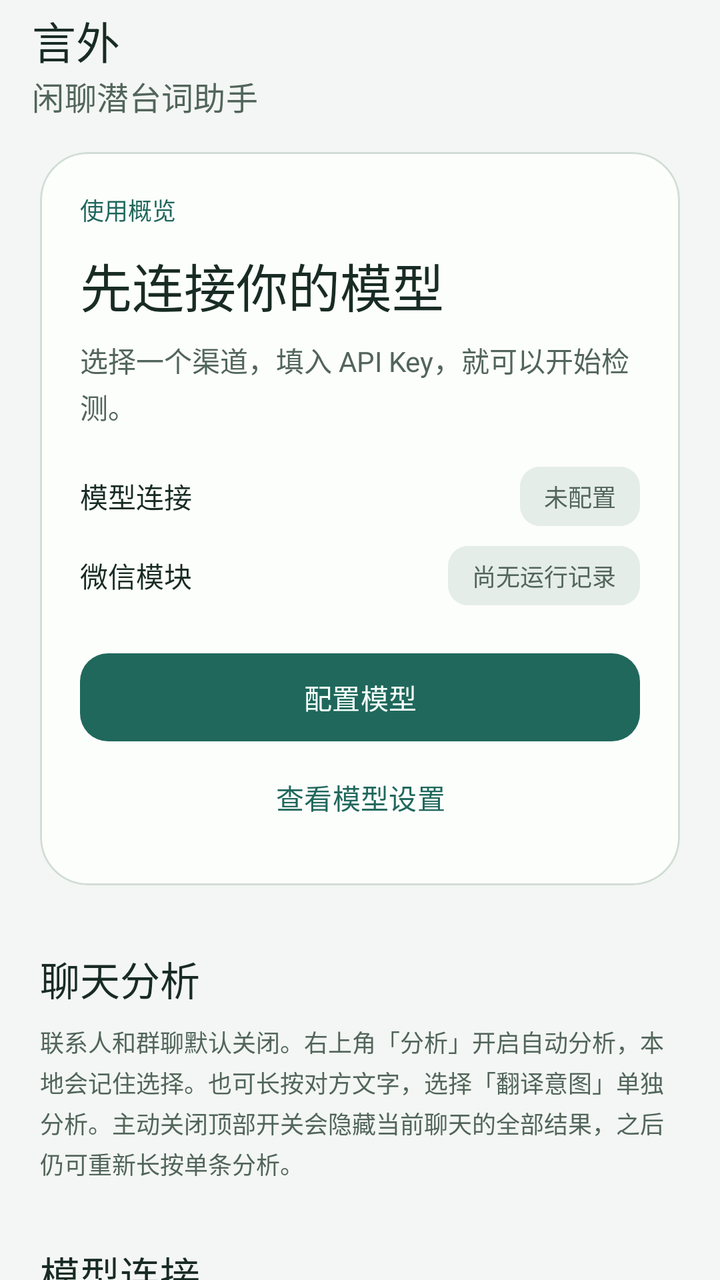
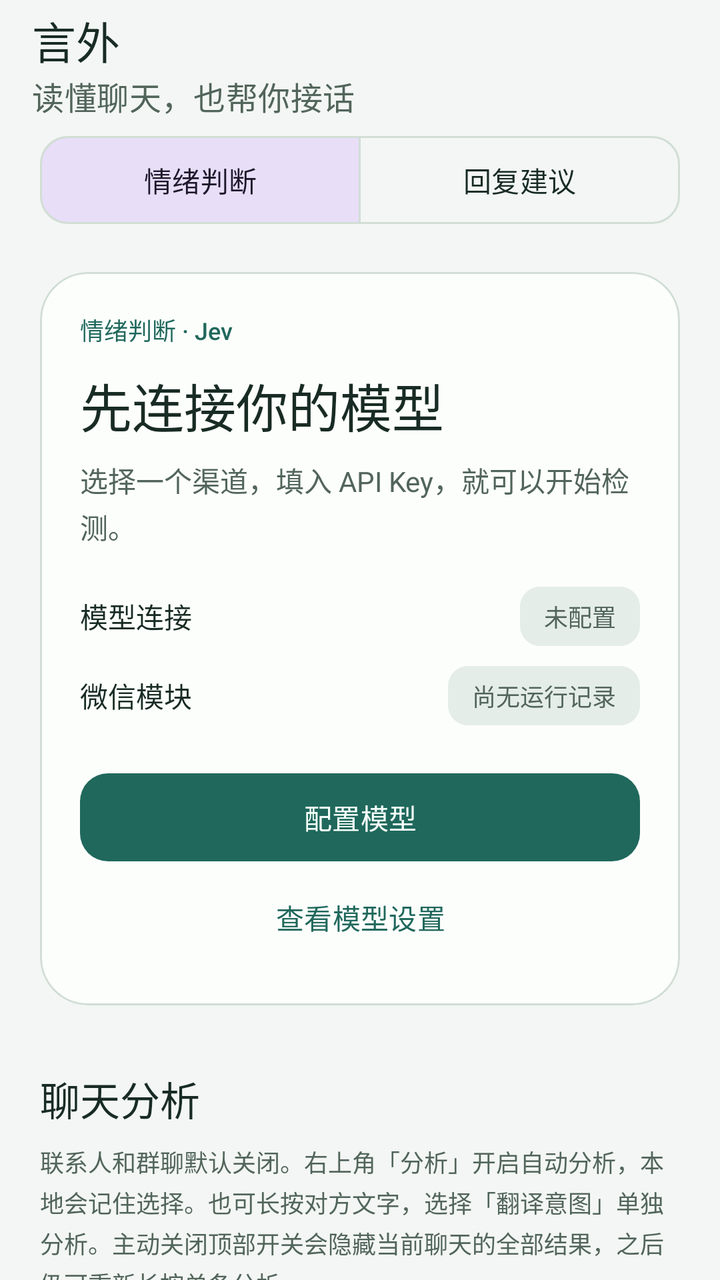

Screens rendered from an Android XML layout before and after an edit, with the pre-edit source and the edit as a unified diff.
<!-- AndroidManifest.xml: application theme Theme.WeChatMood -->
<!-- res/layout/activity_main.xml -->
<?xml version="1.0" encoding="utf-8"?>
<LinearLayout xmlns:android="http://schemas.android.com/apk/res/android" xmlns:app="http://schemas.android.com/apk/res-auto"
    android:layout_width="match_parent" android:layout_height="match_parent"
    android:background="@color/page_background" android:orientation="vertical">
    <com.google.android.material.appbar.MaterialToolbar android:id="@+id/toolbar" android:layout_width="match_parent"
        android:layout_height="wrap_content" android:minHeight="?attr/actionBarSize"
        app:title="@string/app_name" app:subtitle="闲聊潜台词助手" app:titleTextColor="@color/text_primary"
        app:subtitleTextColor="@color/text_secondary" android:background="@color/page_background" />
    <androidx.core.widget.NestedScrollView android:id="@+id/pageScroll"
        android:layout_width="match_parent" android:layout_height="0dp" android:layout_weight="1"
        android:fillViewport="true" android:clipToPadding="false">
        <LinearLayout android:layout_width="match_parent" android:layout_height="wrap_content"
            android:orientation="vertical" android:paddingStart="20dp" android:paddingEnd="20dp"
            android:paddingTop="12dp" android:paddingBottom="32dp">
            <com.google.android.material.card.MaterialCardView android:id="@+id/overviewCard"
                android:layout_width="match_parent" android:layout_height="wrap_content"
                app:cardBackgroundColor="@color/panel_surface" app:cardCornerRadius="24dp"
                app:cardElevation="0dp" app:strokeWidth="1dp" app:strokeColor="@color/outline_subtle">
                <LinearLayout android:layout_width="match_parent" android:layout_height="wrap_content"
                    android:orientation="vertical" android:padding="20dp">
                    <TextView style="@style/Yanwai.Caption" android:text="使用概览"
                        android:textColor="@color/brand_primary" android:fontFamily="sans-serif-medium" />
                    <TextView android:id="@+id/textOverviewTitle" style="@style/Yanwai.Body"
                        android:layout_marginTop="10dp" android:textSize="26sp" android:fontFamily="sans-serif-medium"
                        android:textColor="@color/text_primary" android:accessibilityHeading="true"
                        android:accessibilityLiveRegion="polite" android:text="先连接你的模型" />
                    <TextView android:id="@+id/textOverviewDescription" style="@style/Yanwai.Body"
                        android:layout_marginTop="8dp" android:text="选择一个渠道，填入 API Key，就可以开始检测。" />
                    <LinearLayout android:layout_width="match_parent" android:layout_height="wrap_content"
                        android:orientation="horizontal" android:gravity="center_vertical" android:layout_marginTop="20dp">
                        <TextView style="@style/Yanwai.Body" android:layout_width="0dp" android:layout_weight="1"
                            android:text="模型连接" android:textColor="@color/text_primary" />
                        <TextView android:id="@+id/textModelBadge" style="@style/Yanwai.Badge" android:text="未配置" />
                    </LinearLayout>
                    <LinearLayout android:layout_width="match_parent" android:layout_height="wrap_content"
                        android:orientation="horizontal" android:gravity="center_vertical" android:layout_marginTop="10dp">
                        <TextView style="@style/Yanwai.Body" android:layout_width="0dp" android:layout_weight="1"
                            android:text="微信模块" android:textColor="@color/text_primary" />
                        <TextView android:id="@+id/textHostBadge" style="@style/Yanwai.Badge" android:text="尚无运行记录" />
                    </LinearLayout>
                    <com.google.android.material.button.MaterialButton android:id="@+id/buttonNextStep"
                        style="@style/Yanwai.Button" android:layout_marginTop="20dp" android:text="配置模型" />
                    <com.google.android.material.button.MaterialButton android:id="@+id/buttonJumpModel"
                        style="@style/Yanwai.Button.Text" android:text="查看模型设置" />
                </LinearLayout>
            </com.google.android.material.card.MaterialCardView>

            <TextView style="@style/Yanwai.Section" android:text="聊天分析" />
            <TextView style="@style/Yanwai.Caption"
                android:text="联系人和群聊默认关闭。右上角「分析」开启自动分析，本地会记住选择。也可长按对方文字，选择「翻译意图」单独分析。主动关闭顶部开关会隐藏当前聊天的全部结果，之后仍可重新长按单条分析。" />

            <TextView android:id="@+id/modelSection" style="@style/Yanwai.Section" android:text="模型连接" />
            <TextView android:id="@+id/textModelStatus" style="@style/Yanwai.Body" android:text="先选择渠道，再填写对应的 API Key。" />
            <TextView android:id="@+id/textDraftStatus" style="@style/Yanwai.Badge"
                android:layout_marginTop="12dp" android:visibility="gone" android:text="有未保存修改" />
            <com.google.android.material.textfield.TextInputLayout android:id="@+id/layoutProvider"
                style="@style/Widget.Material3.TextInputLayout.OutlinedBox.ExposedDropdownMenu"
                android:layout_width="match_parent" android:layout_height="wrap_content"
                android:layout_marginTop="16dp" android:hint="服务渠道">
                <com.google.android.material.textfield.MaterialAutoCompleteTextView android:id="@+id/inputProvider"
                    android:layout_width="match_parent" android:layout_height="wrap_content"
                    android:minHeight="56dp" android:inputType="none" android:saveEnabled="false" />
            </com.google.android.material.textfield.TextInputLayout>
            <TextView android:id="@+id/textProviderSummary" style="@style/Yanwai.Caption"
                android:layout_marginTop="8dp" android:text="预设渠道已匹配地址与模型，只需填写 Key。" />
            <com.google.android.material.textfield.TextInputLayout android:id="@+id/layoutApiBase"
                style="@style/Widget.Material3.TextInputLayout.OutlinedBox"
                android:layout_width="match_parent" android:layout_height="wrap_content"
                android:layout_marginTop="12dp" android:hint="API 地址" android:visibility="gone">
                <com.google.android.material.textfield.TextInputEditText android:id="@+id/inputApiBase"
                    android:layout_width="match_parent" android:layout_height="wrap_content"
                    android:minHeight="56dp" android:inputType="textUri" android:maxLines="3"
                    android:importantForAutofill="no" android:saveEnabled="false" />
            </com.google.android.material.textfield.TextInputLayout>
            <com.google.android.material.textfield.TextInputLayout android:id="@+id/layoutApiModel"
                style="@style/Widget.Material3.TextInputLayout.OutlinedBox"
                android:layout_width="match_parent" android:layout_height="wrap_content"
                android:layout_marginTop="12dp" android:hint="模型名" android:visibility="gone"
                app:helperText="按服务商文档填写，留空使用 jev-1.13.0。">
                <com.google.android.material.textfield.TextInputEditText android:id="@+id/inputApiModel"
                    android:layout_width="match_parent" android:layout_height="wrap_content"
                    android:minHeight="56dp" android:inputType="textVisiblePassword" android:singleLine="true"
                    android:importantForAutofill="no" android:saveEnabled="false" />
            </com.google.android.material.textfield.TextInputLayout>
            <com.google.android.material.textfield.TextInputLayout android:id="@+id/layoutApiKey"
                style="@style/Widget.Material3.TextInputLayout.OutlinedBox"
                android:layout_width="match_parent" android:layout_height="wrap_content"
                android:layout_marginTop="12dp" android:hint="API Key" app:endIconMode="password_toggle"
                app:helperText="使用当前渠道申请的 Key，仅保存在本机。">
                <com.google.android.material.textfield.TextInputEditText android:id="@+id/inputApiKey"
                    android:layout_width="match_parent" android:layout_height="wrap_content"
                    android:minHeight="56dp" android:inputType="textPassword" android:singleLine="true"
                    android:importantForAutofill="no" android:saveEnabled="false" />
            </com.google.android.material.textfield.TextInputLayout>
            <com.google.android.material.button.MaterialButton android:id="@+id/buttonProviderHelp"
                style="@style/Yanwai.Button.Text" android:text="没有 Key？查看获取方法" />
            <LinearLayout android:id="@+id/providerHelpPanel" android:layout_width="match_parent"
                android:layout_height="wrap_content" android:orientation="vertical" android:visibility="gone"
                android:background="@drawable/status_pill" android:padding="16dp">
                <TextView android:id="@+id/textProviderGuide" style="@style/Yanwai.Body" />
                <com.google.android.material.button.MaterialButton android:id="@+id/buttonGetKey"
                    style="@style/Yanwai.Button.Outline" android:layout_marginTop="12dp" android:text="前往申请 Key ↗" />
                <com.google.android.material.button.MaterialButton android:id="@+id/buttonProviderDocs"
                    style="@style/Yanwai.Button.Text" android:text="查看渠道文档 ↗" />
            </LinearLayout>
            <com.google.android.material.button.MaterialButton android:id="@+id/buttonTestModel"
                style="@style/Yanwai.Button" android:layout_marginTop="16dp" android:text="保存并检测连接" />
            <com.google.android.material.button.MaterialButton android:id="@+id/buttonSaveApi"
                style="@style/Yanwai.Button.Text" android:text="仅保存配置" />
            <com.google.android.material.progressindicator.LinearProgressIndicator android:id="@+id/progressModel"
                android:layout_width="match_parent" android:layout_height="4dp" android:indeterminate="true"
                android:visibility="gone" app:trackCornerRadius="2dp" android:contentDescription="正在检测模型连接" />
            <TextView android:id="@+id/textTestResult" style="@style/Yanwai.Body"
                android:layout_marginTop="12dp" android:padding="16dp" android:background="@drawable/status_pill"
                android:accessibilityLiveRegion="polite" android:visibility="gone" />
            <TextView style="@style/Yanwai.Caption" android:layout_marginTop="12dp"
                android:text="开启分析后，消息和相关前文将发送到所选服务。仅分析可见的对方纯文本，跳过媒体及超过 1000 字的消息，不会自动回复。" />

            <TextView android:id="@+id/wechatSection" style="@style/Yanwai.Section" android:text="微信中的使用情况" />
            <TextView android:id="@+id/textFrameworkStatus" style="@style/Yanwai.Body" />
            <com.google.android.material.button.MaterialButton android:id="@+id/buttonSetupGuide"
                style="@style/Yanwai.Button.Text" android:layout_marginTop="8dp" android:text="首次使用 / 未生效？查看步骤" />
            <LinearLayout android:id="@+id/setupGuidePanel" android:layout_width="match_parent"
                android:layout_height="wrap_content" android:orientation="vertical" android:visibility="gone"
                android:padding="16dp" android:background="@drawable/status_pill">
                <TextView style="@style/Yanwai.Body" android:fontFamily="sans-serif-medium"
                    android:textColor="@color/text_primary" android:text="01  连接模型" />
                <TextView style="@style/Yanwai.Body" android:layout_marginTop="4dp"
                    android:text="选择渠道、填入 Key，点击「保存并检测连接」。" />
                <TextView style="@style/Yanwai.Body" android:layout_marginTop="16dp" android:fontFamily="sans-serif-medium"
                    android:textColor="@color/text_primary" android:text="02  启用微信模块" />
                <TextView style="@style/Yanwai.Body" android:layout_marginTop="4dp"
                    android:text="在 LSPosed 中启用言外，作用域勾选微信，然后彻底关闭并重新打开微信。" />
                <TextView style="@style/Yanwai.Body" android:layout_marginTop="16dp" android:fontFamily="sans-serif-medium"
                    android:textColor="@color/text_primary" android:text="03  打开一个聊天" />
                <TextView style="@style/Yanwai.Body" android:layout_marginTop="4dp"
                    android:text="打开聊天，按需开启右上角「分析」。每个聊天单独记住选择；长按开关可查看操作或导出日志。" />
                <com.google.android.material.button.MaterialButton android:id="@+id/buttonOpenWechat"
                    style="@style/Yanwai.Button.Outline" android:layout_marginTop="12dp" android:text="打开微信" />
            </LinearLayout>

            <TextView style="@style/Yanwai.Section" android:text="遇到问题" />
            <TextView style="@style/Yanwai.Body" android:text="先复现一次，再导出日志。问题自行恢复后，也可以查看之前的记录。" />
            <com.google.android.material.button.MaterialButton android:id="@+id/buttonExportLog"
                style="@style/Yanwai.Button.Outline" android:layout_marginTop="12dp" android:text="导出运行日志" />
            <com.google.android.material.button.MaterialButton android:id="@+id/buttonDebug"
                style="@style/Yanwai.Button.Text" android:text="查看详细排查信息" />
            <LinearLayout android:id="@+id/debugPanel" android:layout_width="match_parent"
                android:layout_height="wrap_content" android:orientation="vertical" android:visibility="gone">
                <TextView style="@style/Yanwai.Caption"
                    android:text="桌面页包含本应用日志和微信最近上报的记录。若未收到微信日志，请在微信内长按「分析」或「言外」入口直接导出。" />
                <com.google.android.material.materialswitch.MaterialSwitch android:id="@+id/switchExplore"
                    android:layout_width="match_parent" android:layout_height="wrap_content"
                    android:minHeight="56dp" android:text="记录微信适配信息" />
                <TextView style="@style/Yanwai.Caption" android:text="排查版本兼容问题时开启，重启微信后生效。" />
                <com.google.android.material.button.MaterialButton android:id="@+id/buttonRefreshLog"
                    style="@style/Yanwai.Button.Text" android:text="刷新状态与日志" />
                <com.google.android.material.button.MaterialButton android:id="@+id/buttonCopyLog"
                    style="@style/Yanwai.Button.Text" android:text="复制完整日志" />
                <TextView android:id="@+id/textLog" style="@style/Yanwai.Caption"
                    android:textIsSelectable="true" android:fontFamily="monospace" />
            </LinearLayout>

            <View android:layout_width="match_parent" android:layout_height="1dp"
                android:layout_marginTop="28dp" android:background="@color/outline_subtle" />
            <TextView style="@style/Yanwai.Section" android:layout_marginTop="24dp" android:text="关于与更新" />
            <TextView android:id="@+id/textUpdateStatus" style="@style/Yanwai.Caption" android:accessibilityLiveRegion="polite" />
            <com.google.android.material.button.MaterialButton android:id="@+id/buttonCheckUpdate"
                style="@style/Yanwai.Button.Text" android:text="检查更新" />
            <com.google.android.material.button.MaterialButton android:id="@+id/buttonReleasePage"
                style="@style/Yanwai.Button.Text" android:text="GitHub 发布页 ↗" />
            <TextView style="@style/Yanwai.Section" android:text="联系作者" />
            <TextView style="@style/Yanwai.Body" android:text="使用反馈或交流建议，可以添加作者微信。" />
            <ImageView android:layout_width="match_parent" android:layout_height="wrap_content"
                android:layout_marginTop="16dp" android:adjustViewBounds="true" android:maxHeight="280dp"
                android:scaleType="fitCenter" android:src="@drawable/author_wechat_qr"
                android:contentDescription="作者微信二维码，微信号 YIRC99" />
            <TextView style="@style/Yanwai.Body" android:layout_marginTop="12dp"
                android:gravity="center" android:text="作者微信：YIRC99" android:textColor="@color/text_primary"
                android:fontFamily="sans-serif-medium" android:textIsSelectable="true" />
            <com.google.android.material.button.MaterialButton android:id="@+id/buttonCopyAuthor"
                style="@style/Yanwai.Button.Text" android:text="复制作者微信号" />

            <TextView style="@style/Yanwai.Section" android:text="免费与开源" />
            <TextView style="@style/Yanwai.Badge" android:text="言外完全免费"
                android:textColor="@color/status_success" android:backgroundTint="@color/status_success_bg" />
            <TextView style="@style/Yanwai.Body" android:layout_marginTop="12dp"
                android:text="本项目不收费，没有会员或付费解锁。\n第三方模型服务可能按其规则收费，费用不属于言外。" />
            <TextView style="@style/Yanwai.Caption" android:layout_marginTop="16dp" android:text="项目开源地址" />
            <TextView style="@style/Yanwai.Body" android:layout_marginTop="4dp"
                android:text="https://github.com/YIRC99/yanwai" android:textColor="@color/brand_primary"
                android:textIsSelectable="true" />
            <com.google.android.material.button.MaterialButton android:id="@+id/buttonOpenSource"
                style="@style/Yanwai.Button.Outline" android:layout_marginTop="8dp" android:text="查看开源代码 ↗" />
            <TextView style="@style/Yanwai.Caption" android:layout_marginTop="16dp"
                android:text="理解多一种可能，不替你下结论。\n模型判断仅供参考。" android:gravity="center" />
        </LinearLayout>
    </androidx.core.widget.NestedScrollView>
</LinearLayout>
<!-- resources referenced by this layout -->
<resources>
  <color name="brand_primary">#20685C</color>
  <color name="outline_subtle">#D1DDD5</color>
  <color name="page_background">#F3F6F4</color>
  <color name="panel_surface">#FCFEFC</color>
  <color name="status_success">#1B6651</color>
  <color name="status_success_bg">#DDEFE5</color>
  <color name="text_primary">#182B24</color>
  <color name="text_secondary">#52655B</color>
  <!-- drawable status_pill (drawable) -->
  <?xml version="1.0" encoding="utf-8"?>
  <shape xmlns:android="http://schemas.android.com/apk/res/android" android:shape="rectangle">
      <solid android:color="@color/status_neutral_bg" />
      <corners android:radius="10dp" />
  </shape>
  <string name="app_name">言外</string>
  <style name="Yanwai.Badge" parent="Yanwai.Caption">
          <item name="android:layout_width">wrap_content</item>
          <item name="android:fontFamily">sans-serif-medium</item>
          <item name="android:paddingStart">12dp</item>
          <item name="android:paddingEnd">12dp</item>
          <item name="android:paddingTop">6dp</item>
          <item name="android:paddingBottom">6dp</item>
          <item name="android:background">@drawable/status_pill</item>
          <item name="android:accessibilityLiveRegion">polite</item>
      </style>
  <style name="Yanwai.Body" parent="">
          <item name="android:layout_width">match_parent</item>
          <item name="android:layout_height">wrap_content</item>
          <item name="android:textSize">14sp</item>
          <item name="android:textColor">@color/text_secondary</item>
          <item name="android:lineSpacingExtra">3dp</item>
      </style>
  <style name="Yanwai.Button" parent="Widget.Material3.Button">
          <item name="android:layout_width">match_parent</item>
          <item name="android:layout_height">wrap_content</item>
          <item name="android:minHeight">52dp</item>
          <item name="cornerRadius">14dp</item>
          <item name="android:textSize">14sp</item>
          <item name="android:textAllCaps">false</item>
      </style>
  <style name="Yanwai.Button.Outline" parent="Widget.Material3.Button.OutlinedButton">
          <item name="android:layout_width">match_parent</item>
          <item name="android:layout_height">wrap_content</item>
          <item name="android:minHeight">52dp</item>
          <item name="cornerRadius">14dp</item>
          <item name="android:textAllCaps">false</item>
      </style>
  <style name="Yanwai.Button.Text" parent="Widget.Material3.Button.TextButton">
          <item name="android:layout_width">match_parent</item>
          <item name="android:layout_height">wrap_content</item>
          <item name="android:minHeight">48dp</item>
          <item name="android:textAllCaps">false</item>
      </style>
  <style name="Yanwai.Caption" parent="Yanwai.Body">
          <item name="android:textSize">12sp</item>
      </style>
  <style name="Yanwai.Section" parent="Yanwai.Body">
          <item name="android:textSize">20sp</item>
          <item name="android:fontFamily">sans-serif-medium</item>
          <item name="android:textColor">@color/text_primary</item>
          <item name="android:layout_marginTop">32dp</item>
          <item name="android:layout_marginBottom">8dp</item>
          <item name="android:accessibilityHeading">true</item>
      </style>
  <color name="status_neutral_bg">#E5EDE8</color>
  <color name="brand_on_primary">#F5FFF9</color>
  <color name="status_error">#9B3336</color>
  <color name="status_error_bg">#F8E3E2</color>
  <!-- unchanged entries left out for length: 2 -->
</resources>

<!-- the commit's change to res/layout/activity_main.xml (unified diff, before → after) -->
@@ -4,21 +4,34 @@
     android:background="@color/page_background" android:orientation="vertical">
     <com.google.android.material.appbar.MaterialToolbar android:id="@+id/toolbar" android:layout_width="match_parent"
         android:layout_height="wrap_content" android:minHeight="?attr/actionBarSize"
-        app:title="@string/app_name" app:subtitle="闲聊潜台词助手" app:titleTextColor="@color/text_primary"
+        app:title="@string/app_name" app:subtitle="读懂聊天，也帮你接话" app:titleTextColor="@color/text_primary"
         app:subtitleTextColor="@color/text_secondary" android:background="@color/page_background" />
+    <com.google.android.material.button.MaterialButtonToggleGroup android:id="@+id/modelTabs"
+        android:layout_width="match_parent" android:layout_height="wrap_content"
+        android:layout_marginStart="20dp" android:layout_marginEnd="20dp" android:layout_marginBottom="8dp"
+        app:singleSelection="true" app:selectionRequired="true" app:checkedButton="@id/tabEmotion">
+        <com.google.android.material.button.MaterialButton android:id="@+id/tabEmotion"
+            style="@style/Yanwai.Button.Outline" android:layout_width="0dp" android:layout_weight="1"
+            android:text="情绪判断" />
+        <com.google.android.material.button.MaterialButton android:id="@+id/tabReply"
+            style="@style/Yanwai.Button.Outline" android:layout_width="0dp" android:layout_weight="1"
+            android:text="回复建议" />
+    </com.google.android.material.button.MaterialButtonToggleGroup>
     <androidx.core.widget.NestedScrollView android:id="@+id/pageScroll"
         android:layout_width="match_parent" android:layout_height="0dp" android:layout_weight="1"
         android:fillViewport="true" android:clipToPadding="false">
         <LinearLayout android:layout_width="match_parent" android:layout_height="wrap_content"
             android:orientation="vertical" android:paddingStart="20dp" android:paddingEnd="20dp"
             android:paddingTop="12dp" android:paddingBottom="32dp">
+            <LinearLayout android:id="@+id/emotionPanel" android:layout_width="match_parent"
+                android:layout_height="wrap_content" android:orientation="vertical">
             <com.google.android.material.card.MaterialCardView android:id="@+id/overviewCard"
                 android:layout_width="match_parent" android:layout_height="wrap_content"
                 app:cardBackgroundColor="@color/panel_surface" app:cardCornerRadius="24dp"
                 app:cardElevation="0dp" app:strokeWidth="1dp" app:strokeColor="@color/outline_subtle">
                 <LinearLayout android:layout_width="match_parent" android:layout_height="wrap_content"
                     android:orientation="vertical" android:padding="20dp">
-                    <TextView style="@style/Yanwai.Caption" android:text="使用概览"
+                    <TextView style="@style/Yanwai.Caption" android:text="情绪判断 · Jev"
                         android:textColor="@color/brand_primary" android:fontFamily="sans-serif-medium" />
                     <TextView android:id="@+id/textOverviewTitle" style="@style/Yanwai.Body"
                         android:layout_marginTop="10dp" android:textSize="26sp" android:fontFamily="sans-serif-medium"
@@ -116,6 +129,8 @@
             <TextView style="@style/Yanwai.Caption" android:layout_marginTop="12dp"
                 android:text="开启分析后，消息和相关前文将发送到所选服务。仅分析可见的对方纯文本，跳过媒体及超过 1000 字的消息，不会自动回复。" />
 
+            </LinearLayout>
+            <include android:id="@+id/replySettings" layout="@layout/reply_settings" />
             <TextView android:id="@+id/wechatSection" style="@style/Yanwai.Section" android:text="微信中的使用情况" />
             <TextView android:id="@+id/textFrameworkStatus" style="@style/Yanwai.Body" />
             <com.google.android.material.button.MaterialButton android:id="@+id/buttonSetupGuide"
@@ -197,3 +212,77 @@
         </LinearLayout>
     </androidx.core.widget.NestedScrollView>
 </LinearLayout>
+<!-- res/layout/reply_settings.xml (included above) -->
+<?xml version="1.0" encoding="utf-8"?>
+<LinearLayout xmlns:android="http://schemas.android.com/apk/res/android"
+    xmlns:app="http://schemas.android.com/apk/res-auto"
+    android:layout_width="match_parent" android:layout_height="wrap_content"
+    android:orientation="vertical" android:visibility="gone">
+    <com.google.android.material.card.MaterialCardView android:layout_width="match_parent"
+        android:layout_height="wrap_content" app:cardBackgroundColor="@color/panel_surface"
+        app:cardCornerRadius="24dp" app:cardElevation="0dp" app:strokeWidth="1dp" app:strokeColor="@color/outline_subtle">
+        <LinearLayout android:layout_width="match_parent" android:layout_height="wrap_content"
+            android:orientation="vertical" android:padding="20dp">
+            <TextView style="@style/Yanwai.Caption" android:text="回复建议 · LLM"
+                android:textColor="@color/brand_primary" android:fontFamily="sans-serif-medium" />
+            <TextView style="@style/Yanwai.Body" android:text="想好这次怎么回"
+                android:textSize="26sp" android:textColor="@color/text_primary" android:layout_marginTop="10dp"
+                android:fontFamily="sans-serif-medium" android:accessibilityHeading="true" />
+            <TextView style="@style/Yanwai.Body" android:layout_marginTop="8dp"
+                android:text="在聊天输入框上方点「帮我回」，结合整段聊天给一句自然的建议。填入后，你可以修改，再自己发送。" />
+            <TextView android:id="@+id/replyStatus" style="@style/Yanwai.Badge"
+                android:layout_marginTop="16dp" android:text="尚未配置" />
+        </LinearLayout>
+    </com.google.android.material.card.MaterialCardView>
+    <TextView style="@style/Yanwai.Section" android:text="连接回复模型" />
+    <TextView style="@style/Yanwai.Body" android:text="支持 OpenAI 兼容的 Chat Completions 接口。与情绪判断分开保存，可使用不同服务商。" />
+    <com.google.android.material.textfield.TextInputLayout android:id="@+id/endpointLayout"
+        style="@style/Widget.Material3.TextInputLayout.OutlinedBox" android:layout_width="match_parent"
+        android:layout_height="wrap_content" android:layout_marginTop="16dp" android:hint="API 地址"
+        app:helperText="填写服务商的 Base URL（如 https://example.com/v1）或完整 /chat/completions 地址。">
+        <com.google.android.material.textfield.TextInputEditText android:id="@+id/endpoint"
+            android:layout_width="match_parent" android:layout_height="wrap_content" android:minHeight="56dp"
+            android:inputType="textUri" android:maxLines="3" android:importantForAutofill="no" android:saveEnabled="false" />
+    </com.google.android.material.textfield.TextInputLayout>
+    <com.google.android.material.textfield.TextInputLayout android:id="@+id/keyLayout"
+        style="@style/Widget.Material3.TextInputLayout.OutlinedBox" android:layout_width="match_parent"
+        android:layout_height="wrap_content" android:layout_marginTop="16dp" android:hint="API Key"
+        app:endIconMode="password_toggle" app:helperText="填写这个服务商的 Key，仅保存在本机。">
+        <com.google.android.material.textfield.TextInputEditText android:id="@+id/apiKey"
+            android:layout_width="match_parent" android:layout_height="wrap_content" android:minHeight="56dp"
+            android:inputType="textPassword" android:singleLine="true" android:importantForAutofill="no" android:saveEnabled="false" />
+    </com.google.android.material.textfield.TextInputLayout>
+    <com.google.android.material.textfield.TextInputLayout android:id="@+id/modelLayout"
+        style="@style/Widget.Material3.TextInputLayout.OutlinedBox" android:layout_width="match_parent"
+        android:layout_height="wrap_content" android:layout_marginTop="16dp" android:hint="模型名"
+        app:helperText="按服务商提供的模型 ID 填写。会带入完整知识资料，请选择支持长上下文的聊天模型。">
+        <com.google.android.material.textfield.TextInputEditText android:id="@+id/model"
+            android:layout_width="match_parent" android:layout_height="wrap_content" android:minHeight="56dp"
+            android:inputType="textVisiblePassword" android:singleLine="true" android:importantForAutofill="no" android:saveEnabled="false" />
+    </com.google.android.material.textfield.TextInputLayout>
+    <TextView style="@style/Yanwai.Section" android:text="由你决定何时使用" />
+    <com.google.android.material.materialswitch.MaterialSwitch android:id="@+id/replyConsent"
+        android:layout_width="match_parent" android:layout_height="wrap_content" android:minHeight="56dp"
+        android:text="允许手动生成回复建议" android:saveEnabled="false" />
+    <TextView style="@style/Yanwai.Caption" android:text="开启后，只有点「帮我回」或更新建议时，才会把当前聊天片段、发送人、时间、草稿和补充想法发送到上面配置的服务。不会自动生成或发送消息。修改此开关后需保存。" />
+    <com.google.android.material.button.MaterialButton android:id="@+id/testReply"
+        style="@style/Yanwai.Button" android:layout_marginTop="16dp" android:text="保存并检测回复" />
+    <com.google.android.material.button.MaterialButton android:id="@+id/saveReply"
+        style="@style/Yanwai.Button.Text" android:text="仅保存配置" />
+    <com.google.android.material.progressindicator.LinearProgressIndicator android:id="@+id/progressReply"
+        android:layout_width="match_parent" android:layout_height="4dp" android:indeterminate="true"
+        android:visibility="gone" android:contentDescription="正在检测回复模型" />
+    <TextView android:id="@+id/replyResult" style="@style/Yanwai.Body" android:layout_marginTop="12dp"
+        android:padding="16dp" android:background="@drawable/status_pill" android:visibility="gone"
+        android:accessibilityLiveRegion="polite" android:textIsSelectable="true" />
+    <TextView style="@style/Yanwai.Body" android:layout_marginTop="16dp"
+        android:text="默认参考最近最多 100 条已加载消息，文字总长最多 48,000 字符。不会读取完整聊天数据库；媒体内容不参与理解。实际参考范围会在回复面板里展示。" />
+    <TextView style="@style/Yanwai.Section" android:text="回复逻辑来自狗头军师" />
+    <TextView style="@style/Yanwai.Body" android:text="基于开源项目 goutoujunshi 的回复流程与知识资料，覆盖恋爱、暧昧、关系沟通等场景。原始知识完整随应用打包，由你配置的 LLM 生成回复，言外负责聊天上下文和交互适配。" />
+    <com.google.android.material.button.MaterialButton android:id="@+id/knowledgeSource"
+        style="@style/Yanwai.Button.Outline" android:layout_marginTop="12dp" android:text="了解狗头军师 ↗" />
+    <TextView style="@style/Yanwai.Caption" android:layout_marginTop="8dp"
+        android:text="MIT License · Copyright (c) 2026 powerycy\n知识版本：6db7354 · 模型建议仅供参考。" />
+    <com.google.android.material.button.MaterialButton android:id="@+id/knowledgeLicense"
+        style="@style/Yanwai.Button.Text" android:text="查看开源许可" />
+</LinearLayout>
